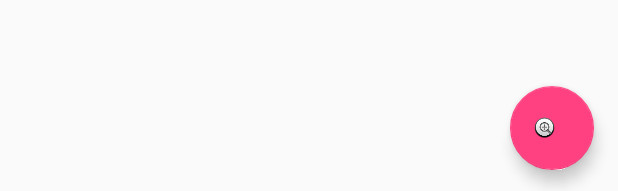
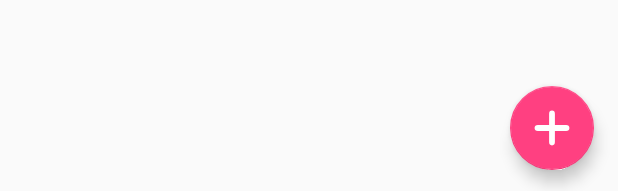
Before and after one commit to niccokunzmann/mundraub-android, an Android app: the layout activity_plant_list.xml on its own in the app's theme, with its tools: preview values and no code run, on a phone screen of 412 x 824 dp. Shown: the part 1042-1233 px from the top of the screen. Run offline under Robolectric (Android 15) with nearby library versions, the phone set to English and light mode, and no system bars.

Commit message:
created plus icon for adding a plant
- fixes https://github.com/niccokunzmann/mundraub-android/issues/4

```diff
--- /dev/null
+++ b/app/src/main/res/drawable/ic_plus.xml
@@ -0,0 +1,16 @@
+<vector xmlns:android="http://schemas.android.com/apk/res/android"
+    android:width="120dp"
+    android:height="120dp"
+    android:viewportWidth="120"
+    android:viewportHeight="120">
+  <path
+      android:pathData="M60,1.964L60,1.964A9.643,11.071 0,0 1,69.643 13.036L69.643,106.964A9.643,11.071 0,0 1,60 118.036L60,118.036A9.643,11.071 0,0 1,50.357 106.964L50.357,13.036A9.643,11.071 0,0 1,60 1.964z"
+      android:fillColor="#ffffff"
+      android:strokeColor="#00000000"
+      android:fillAlpha="1"/>
+  <path
+      android:pathData="M118.036,60L118.036,60A9.643,11.071 90,0 1,106.964 69.643L13.036,69.643A9.643,11.071 90,0 1,1.964 60L1.964,60A9.643,11.071 90,0 1,13.036 50.357L106.964,50.357A9.643,11.071 90,0 1,118.036 60z"
+      android:fillColor="#ffffff"
+      android:strokeColor="#00000000"
+      android:fillAlpha="1"/>
+</vector>
--- a/app/src/main/res/layout/activity_plant_list.xml
+++ b/app/src/main/res/layout/activity_plant_list.xml
@@ -36,7 +36,7 @@
         android:layout_height="wrap_content"
         android:layout_gravity="bottom|end"
         android:layout_margin="@dimen/fab_margin"
-        app:srcCompat="@android:drawable/btn_plus" />
+        app:srcCompat="@drawable/ic_plus" />
 
 
 </android.support.design.widget.CoordinatorLayout>
```
Also changed, not shown: 1 other file.
